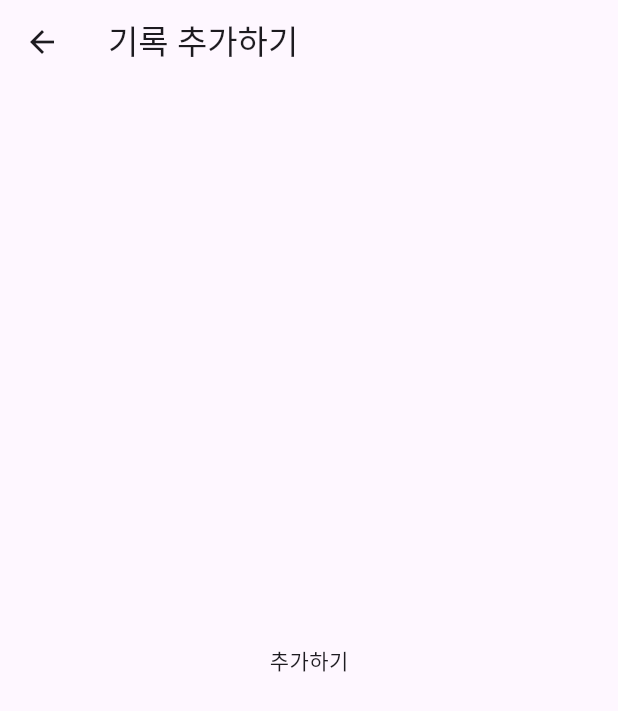
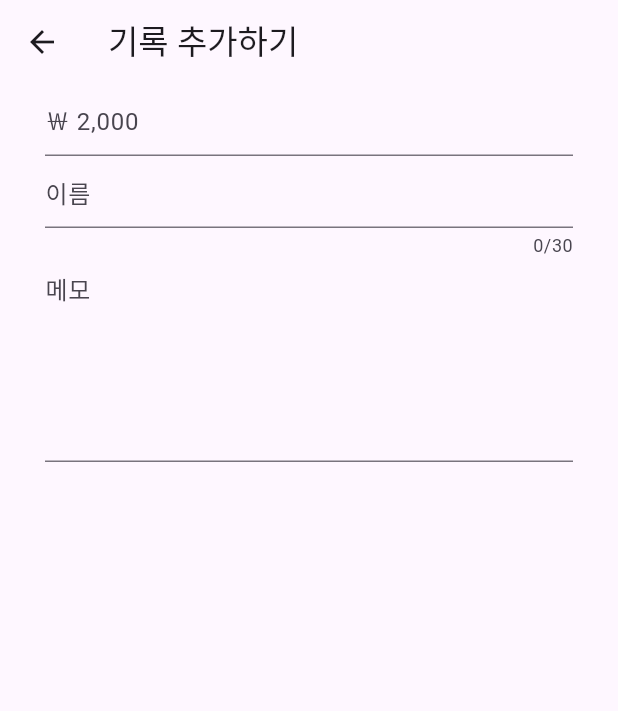
Before and after one commit to tmdeh/pocket-money-management, a Flutter app: the AddRecordScreen screen opened by its route, on a phone screen of 412 x 824 dp. Shown: the top 711 px of the screen. Run offline on Flutter 3.47's test engine with Material 3 defaults, Android fonts, the phone set to English and light mode, and no system bars; our stand-ins replace drift, freezed_annotation, get_it, go_router, injectable, sqlite3_flutter_libs and 1 more; missing offline and left inert: sqlite3; accounts and stored records are empty; generated files the repository leaves out were written again.

Commit message:
입력 필드 추가

```diff
--- /dev/null
+++ b/lib/core/default_payment_type.dart
@@ -0,0 +1,8 @@
+
+import 'package:pocket_money_management_app/domain/model/payment_type.dart';
+
+final List<PaymentType> defaultPaymentTypes = [
+  PaymentType(name: "현근"),
+  PaymentType(name: "키드"),
+  PaymentType(name: "저축"),
+];
--- a/lib/presentation/screens/home/add_record/AddRecordState.dart
+++ b/lib/presentation/screens/home/add_record/AddRecordState.dart
@@ -1,10 +1,11 @@
 import 'package:freezed_annotation/freezed_annotation.dart';
+import 'package:pocket_money_management_app/core/category_type.dart';
 
 part 'AddRecordState.freezed.dart';
 
 @freezed
 class AddRecordState with _$AddRecordState {
   factory AddRecordState({
-    required int data
+    required CategoryType type,
   }) = _AddRecordState;
 }
--- /dev/null
+++ b/lib/presentation/screens/home/add_record/addRecordEvent.dart
@@ -0,0 +1,9 @@
+import 'package:freezed_annotation/freezed_annotation.dart';
+
+part 'addRecordEvent.freezed.dart';
+
+@freezed
+class AddRecordEvent with _$AddRecordEvent {
+  const factory AddRecordEvent.saveRecord() = _SaveRecord;
+  const factory AddRecordEvent.showSnackBar() = _ShowSnackBar;
+}
--- a/lib/presentation/screens/home/add_record/add_record_screen.dart
+++ b/lib/presentation/screens/home/add_record/add_record_screen.dart
@@ -1,9 +1,31 @@
+import 'package:currency_text_input_formatter/currency_text_input_formatter.dart';
+import 'package:flutter/material.dart';
+import 'package:pocket_money_management_app/core/category_type.dart';
+import 'package:pocket_money_management_app/presentation/screens/home/add_record/add_record_view_model.dart';
+import 'package:provider/provider.dart';
+import 'package:pocket_money_management_app/domain/model/record.dart';
 
+class AddRecordScreen extends StatefulWidget {
+  const AddRecordScreen({super.key, this.record});
 
-import 'package:flutter/material.dart';
+  final Record? record;
 
-class AddRecordScreen extends StatelessWidget {
-  const AddRecordScreen({super.key});
+  @override
+  State<AddRecordScreen> createState() => _AddRecordScreenState();
+}
+
+class _AddRecordScreenState extends State<AddRecordScreen> {
+  final _memoController = TextEditingController();
+  final _nameController = TextEditingController();
+  final _priceController = TextEditingController();
+
+  @override
+  void initState() {
+    super.initState();
+    Future.microtask(() {
+      final _viewModel = context.read<AddRecordViewModel>();
+    });
+  }
 
   @override
   Widget build(BuildContext context) {
@@ -11,8 +33,48 @@ class AddRecordScreen extends StatelessWidget {
       appBar: AppBar(
         title: const Text('기록 추가하기'),
       ),
-      body: const Center(
-        child: Text('추가하기'),
+      body: Padding(
+        padding: const EdgeInsets.only(left: 30.0, right: 30.0),
+        child: Column(
+          children: [
+            TextField(
+              keyboardType: const TextInputType.numberWithOptions(),
+              controller: _priceController,
+              inputFormatters: [
+                CurrencyTextInputFormatter(
+                  locale: 'ko',
+                  decimalDigits: 0,
+                  symbol: '￦',
+                ),
+              ],
+              decoration: const InputDecoration(
+                hintText: '￦ 2,000',
+              ),
+            ),
+            // Select category type
+            Row(
+              children: [],
+            ),
+            //name text field
+            TextField(
+              controller: _nameController,
+              maxLines: 1,
+              maxLength: 30,
+              decoration: const InputDecoration(
+                hintText: "이름",
+              ),
+            ),
+            // memo text field
+            TextField(
+              controller: _memoController,
+              keyboardType: TextInputType.multiline,
+              maxLines: 5,
+              decoration: const InputDecoration(
+                hintText: "메모",
+              ),
+            ),
+          ],
+        ),
       ),
     );
   }
--- a/lib/presentation/screens/home/add_record/add_record_view_model.dart
+++ b/lib/presentation/screens/home/add_record/add_record_view_model.dart
@@ -2,16 +2,22 @@
 
 import 'package:flutter/material.dart';
 import 'package:injectable/injectable.dart';
+import 'package:pocket_money_management_app/core/category_type.dart';
 import 'package:pocket_money_management_app/domain/use_case/record_service/record_use_case.dart';
 import 'package:pocket_money_management_app/presentation/screens/home/add_record/AddRecordState.dart';
+import 'package:pocket_money_management_app/presentation/screens/home/add_record/addRecordEvent.dart';
 
 @injectable
 class AddRecordViewModel with ChangeNotifier {
 
   final RecordUseCase _recordUseCase;
 
-  AddRecordState _state = AddRecordState(data: 0);
+  AddRecordState _state = AddRecordState(type: CategoryType.income);
   AddRecordState get state => _state;
 
   AddRecordViewModel(this._recordUseCase);
+
+  void onEvent(AddRecordEvent event) {
+    event.when(saveRecord: () {}, showSnackBar: () {});
+  }
 }
--- a/lib/router.dart
+++ b/lib/router.dart
@@ -1,14 +1,17 @@
 import 'package:go_router/go_router.dart';
+import 'package:pocket_money_management_app/core/default_category.dart';
+import 'package:pocket_money_management_app/core/default_payment_type.dart';
 import 'package:pocket_money_management_app/di/setup.dart';
+import 'package:pocket_money_management_app/domain/model/category.dart';
+import 'package:pocket_money_management_app/domain/model/payment_type.dart';
+import 'package:pocket_money_management_app/domain/model/record.dart';
 import 'package:pocket_money_management_app/presentation/screens/home/add_record/add_record_screen.dart';
 import 'package:pocket_money_management_app/presentation/screens/home/add_record/add_record_view_model.dart';
 import 'package:pocket_money_management_app/presentation/screens/home/home_screen.dart';
 import 'package:pocket_money_management_app/presentation/screens/home/home_view_model.dart';
 import 'package:provider/provider.dart';
 
-final router = GoRouter(
-  initialLocation: '/',
-  routes: [
+final router = GoRouter(initialLocation: '/', routes: [
   GoRoute(
       path: '/',
       builder: (context, state) => ChangeNotifierProvider(
@@ -19,11 +22,14 @@ final router = GoRouter(
         GoRoute(
             path: 'add',
             builder: (context, state) => ChangeNotifierProvider(
-            child: const AddRecordScreen(),
+                  child: AddRecordScreen(
+                    record: Record(
+                      value: 0,
+                      category: defaultCategories[0],
+                      paymentType: defaultPaymentTypes[0],
+                    ),
+                  ),
                   create: (context) => getIt<AddRecordViewModel>(),
-          )
-        )
-      ]
-    )
-  ]
-);
+                ))
+      ])
+]);
--- a/pubspec.yaml
+++ b/pubspec.yaml
@@ -55,6 +55,8 @@ dependencies:
 
   table_calendar: ^3.0.9
   intl: ^0.18.0
+
+  currency_text_input_formatter: ^2.1.8
 
 dev_dependencies:
   flutter_test:
```
Lines whose indentation alone changed are shown as unchanged.
